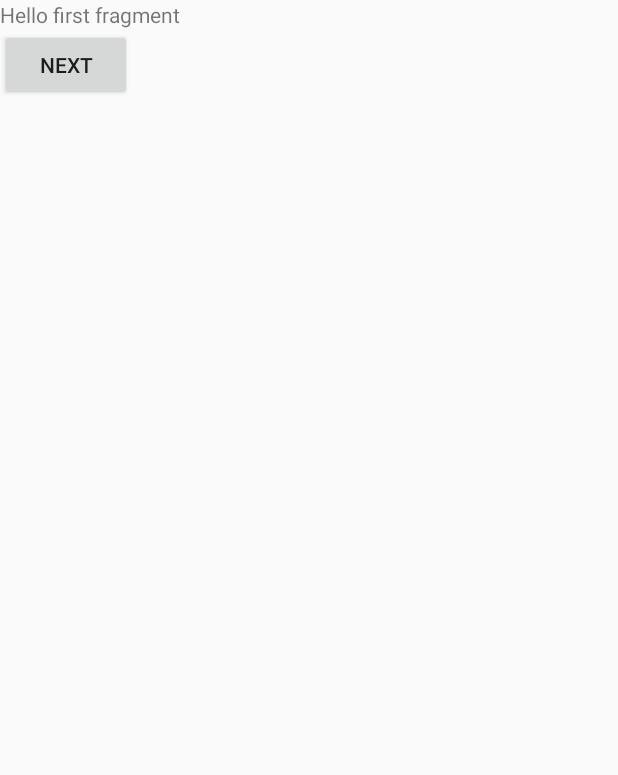
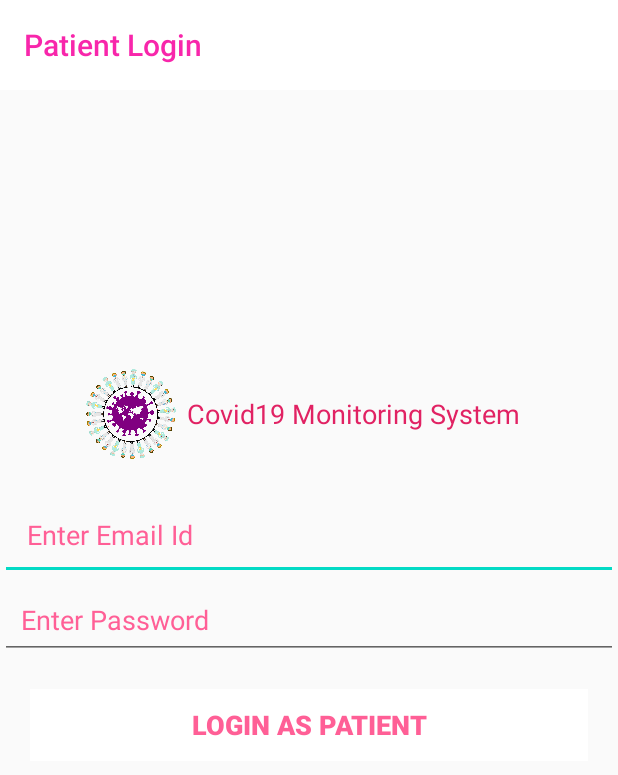
Before and after one commit to Hack-Frenzy/GetItTracked, an Android app: the screen it shows after launch (MainActivity), on a phone screen of 412 x 824 dp. Shown: the top 775 px of the screen. Run offline under Robolectric (Android 15) with nearby library versions, the phone set to English and light mode, and no system bars; our stand-ins replace Firebase (no records; nobody signed in at launch, a user with empty details on screens opened directly).

Commit message:
login system ready

```diff
--- a/app/src/main/java/com/example/getthetrack/MainActivity.java
+++ b/app/src/main/java/com/example/getthetrack/MainActivity.java
@@ -1,46 +1,103 @@
 package com.example.getthetrack;
 
+import android.annotation.SuppressLint;
+import android.content.Intent;
+import android.graphics.Color;
 import android.os.Bundle;
 
+import com.google.android.gms.tasks.OnCompleteListener;
+import com.google.android.gms.tasks.Task;
 import com.google.android.material.floatingactionbutton.FloatingActionButton;
 import com.google.android.material.snackbar.Snackbar;
+import com.google.firebase.auth.AuthResult;
+import com.google.firebase.auth.FirebaseAuth;
+import com.google.firebase.auth.FirebaseUser;
 
+import androidx.annotation.NonNull;
 import androidx.appcompat.app.AppCompatActivity;
 import androidx.appcompat.widget.Toolbar;
 
+import android.util.Log;
+import android.view.MotionEvent;
 import android.view.View;
 
 import android.view.Menu;
 import android.view.MenuItem;
+import android.widget.Button;
+import android.widget.EditText;
+import android.widget.TextView;
+import android.widget.Toast;
 
 public class MainActivity extends AppCompatActivity {
-
+    Button login;
+    EditText email,pass;
+    TextView additional;
+    private FirebaseAuth mAuth;
+    @SuppressLint("ClickableViewAccessibility")
     @Override
     protected void onCreate(Bundle savedInstanceState) {
         super.onCreate(savedInstanceState);
         setContentView(R.layout.activity_main);
+        login = findViewById(R.id.loginButton);
+        login.setEnabled(false);
+        login.setBackgroundColor(Color.rgb(255,255,255));
+        email = findViewById(R.id.email);
+        pass = findViewById(R.id.password);
+        additional = findViewById(R.id.additionalInfo);
+        mAuth = FirebaseAuth.getInstance();
+        FirebaseUser currentUser = mAuth.getCurrentUser();
+        if(currentUser!=null){
+            Intent myIntent = new Intent(MainActivity.this, homeActivity.class);
+            MainActivity.this.startActivity(myIntent);
+            finish();
+        }
+        email.setOnTouchListener(new View.OnTouchListener() {
+            @SuppressLint("ClickableViewAccessibility")
+            @Override
+            public boolean onTouch(View v, MotionEvent event) {
+                login.setEnabled(true);
+                login.setBackgroundColor(Color.rgb(28,130,211));
+                return false;
+            }
+        });
+        login.setOnClickListener(new View.OnClickListener() {
+            @Override
+            public void onClick(View v) {
+                if(email.getText().toString().equals("") || pass.getText().toString().equals("")){
+                    email.setError("This Field is required");
+                    pass.setError("This Field is required");
+                }
+                else{
+                Signin();
+                login.setEnabled(false);
+                    login.setBackgroundColor(Color.rgb(255,255,255));
+                }
+            }
+        });
 
     }
-
-    @Override
-    public boolean onCreateOptionsMenu(Menu menu) {
-        // Inflate the menu; this adds items to the action bar if it is present.
-        getMenuInflater().inflate(R.menu.menu_main, menu);
-        return true;
-    }
-
-    @Override
-    public boolean onOptionsItemSelected(MenuItem item) {
-        // Handle action bar item clicks here. The action bar will
-        // automatically handle clicks on the Home/Up button, so long
-        // as you specify a parent activity in AndroidManifest.xml.
-        int id = item.getItemId();
-
-        //noinspection SimplifiableIfStatement
-        if (id == R.id.action_settings) {
-            return true;
-        }
-
-        return super.onOptionsItemSelected(item);
+    void Signin(){
+        mAuth.signInWithEmailAndPassword(email.getText().toString().trim(), pass.getText().toString())
+                .addOnCompleteListener(this, new OnCompleteListener<AuthResult>() {
+                    @Override
+                    public void onComplete(@NonNull Task<AuthResult> task) {
+                        if (task.isSuccessful()) {
+                            // Sign in success, update UI with the signed-in user's information
+                            FirebaseUser user = mAuth.getCurrentUser();
+                            Intent myIntent = new Intent(MainActivity.this, homeActivity.class);
+                            MainActivity.this.startActivity(myIntent);
+                            finish();
+                        } else {
+                            // If sign in fails, display a message to the user.
+                            Toast.makeText(MainActivity.this, "Authentication failed.",
+                                    Toast.LENGTH_SHORT).show();
+                            additional.setText("NOTE : If you are logging in for the first time use your phone number as password. \nIf still not able to login Check if You Are Registered.");
+                            login.setEnabled(true);
+                            login.setBackgroundColor(Color.rgb(28,130,211));
+                            pass.setText("");
+                        }
+                        // ...
+                    }
+                });
     }
 }
--- a/app/src/main/res/layout/activity_main.xml
+++ b/app/src/main/res/layout/activity_main.xml
@@ -1,24 +1,99 @@
 <?xml version="1.0" encoding="utf-8"?>
-<LinearLayout
+<RelativeLayout
     xmlns:android="http://schemas.android.com/apk/res/android"
     xmlns:app="http://schemas.android.com/apk/res-auto"
     xmlns:tools="http://schemas.android.com/tools"
     android:layout_width="match_parent"
     android:layout_height="match_parent"
     tools:context=".MainActivity"
-    android:orientation="vertical"
     >
-    <TextView
-        android:id="@+id/textview_first"
-        android:layout_width="wrap_content"
+
+    <androidx.appcompat.widget.Toolbar
+        android:id="@+id/toolbar"
+        android:layout_width="match_parent"
+        android:padding="8dp"
+        android:layout_height="60dp"
+        android:background="#FFFFFF"
+        android:textAlignment="center"
+        app:title="Patient Login"
+        app:titleTextColor="#F826AB" />
+
+    <RelativeLayout
+        android:layout_width="match_parent"
         android:layout_height="wrap_content"
-        android:text="@string/hello_first_fragment"
-        />
+        android:layout_centerInParent="true"
+        android:layout_centerHorizontal="true"
+        android:layout_gravity="center|clip_vertical|center_horizontal|center_vertical"
+        android:foregroundGravity="center_vertical|center|center_horizontal"
+        android:gravity="center|center_horizontal|center_vertical"
+        >
+        <RelativeLayout
+            android:layout_marginBottom="20dp"
+            android:layout_width="wrap_content"
+            android:layout_height="wrap_content"
+            android:layout_centerHorizontal="true"
+            android:id="@+id/logoText"
+            >
+        <ImageView
+            android:layout_width="60dp"
+            android:layout_height="60dp"
+            android:src="@drawable/icon"
+            android:id="@+id/logoMain"
+            />
 
-    <Button
-        android:id="@+id/button_first"
-        android:layout_width="wrap_content"
-        android:layout_height="wrap_content"
-        android:text="@string/next"
-        app:layout_constraintTop_toBottomOf="@id/textview_first" />
-</LinearLayout>
+            <TextView
+                android:layout_width="wrap_content"
+                android:layout_height="wrap_content"
+                android:layout_centerInParent="true"
+                android:layout_toRightOf="@+id/logoMain"
+                android:padding="7dp"
+                android:text="Covid19 Monitoring System"
+                android:textColor="#E12263"
+                android:textSize="18sp" />
+        </RelativeLayout>
+
+        <EditText
+            android:id="@+id/email"
+            android:layout_width="match_parent"
+            android:layout_height="wrap_content"
+            android:layout_below="@+id/logoText"
+            android:hint="Enter Email Id"
+            android:padding="18dp"
+            android:textColorHint="#FF5F96" />
+
+        <EditText
+            android:id="@+id/password"
+            android:layout_width="match_parent"
+            android:layout_height="wrap_content"
+            android:layout_below="@+id/email"
+            android:hint="Enter Password"
+            android:padding="14dp"
+            android:textColorHint="#FF5F96"
+            android:inputType="textPassword"
+            />
+
+        <Button
+            android:id="@+id/loginButton"
+            android:layout_width="match_parent"
+            android:layout_height="wrap_content"
+            android:layout_below="@+id/password"
+            android:layout_marginStart="20dp"
+            android:layout_marginTop="20dp"
+            android:layout_marginEnd="20dp"
+            android:layout_marginBottom="20dp"
+            android:background="#1C82D3"
+            android:text="Login As Patient"
+            android:textColor="#FF5F96"
+            android:textSize="18sp"
+            android:textStyle="bold" />
+
+        <TextView
+            android:id="@+id/additionalInfo"
+            android:layout_width="wrap_content"
+            android:layout_height="wrap_content"
+            android:layout_below="@+id/loginButton"
+            android:padding="15dp"
+            android:textColor="#F30000" />
+    </RelativeLayout>
+
+</RelativeLayout>
```
Also changed, not shown: app/src/main/AndroidManifest.xml (+11 -1 lines), app/src/main/java/com/example/getthetrack/homeActivity.java (added, +40 -0 lines), app/src/main/res/layout/home.xml (added, +12 -0 lines), app/src/main/res/drawable/icon.png (added).
